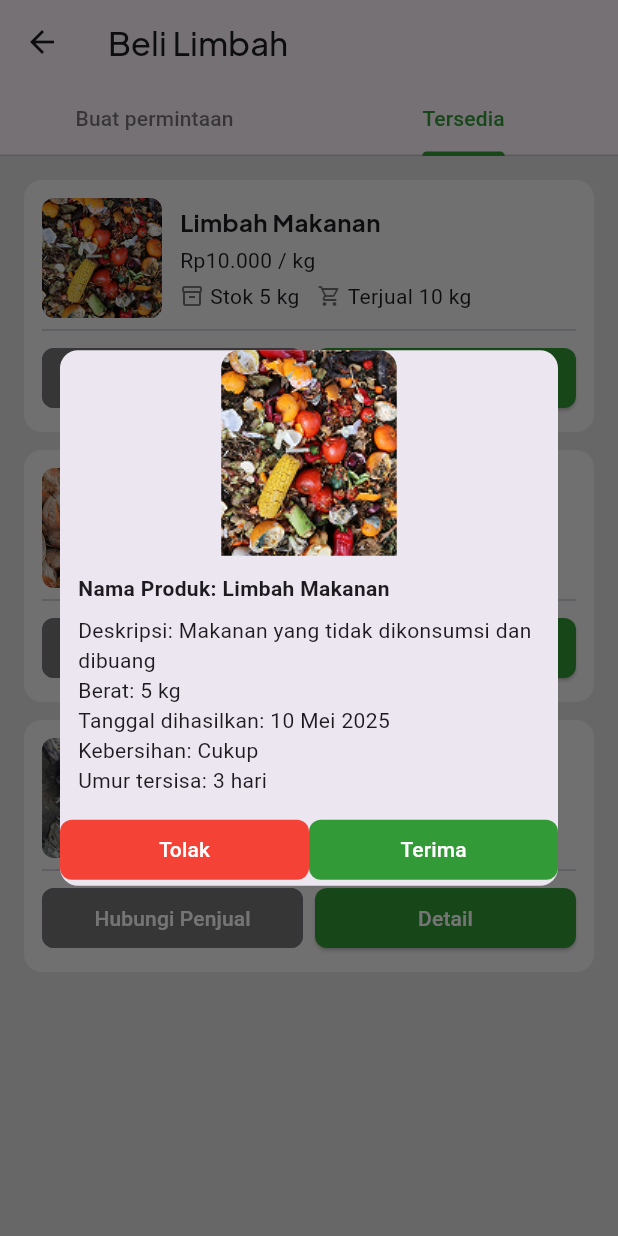
After one commit to vanillazee/wastent, a Flutter app: the BuyWastePage screen opened directly, tab 2 chosen, after a tap on "Detail", on a phone screen of 412 x 824 dp. The commit adds this screen. Run offline on Flutter 3.47's test engine with Material 3 defaults, Android fonts, the phone set to English and light mode, and no system bars; our stand-ins replace image_picker; Roboto replaces fonts that are missing (PLUSJAKARTASANS-LIGHT).

Commit message:
Tambah halaman beli limbah dan forum (forum belom diintegrasiin)

```diff
--- /dev/null
+++ b/lib/buy_waste_page.dart
@@ -0,0 +1,335 @@
+import 'package:flutter/material.dart';
+
+class BuyWastePage extends StatefulWidget {
+  const BuyWastePage({super.key});
+
+  @override
+  State<BuyWastePage> createState() => _BuyWastePageState();
+}
+
+class _BuyWastePageState extends State<BuyWastePage> with SingleTickerProviderStateMixin {
+  late TabController _tabController;
+  String? selectedCategory;
+
+  final List<String> categories = [
+    'Kategori_1',
+    'Kategori_2',
+    'Kategori_3',
+  ];
+
+  @override
+  void initState() {
+    super.initState();
+    _tabController = TabController(length: 2, vsync: this);
+  }
+
+  @override
+  Widget build(BuildContext context) {
+    final greenColor = const Color(0xFF329B37);
+    return Scaffold(
+      appBar: AppBar(
+        title: const Text(
+          'Beli Limbah',
+          style: TextStyle(fontFamily: 'PLUSJAKARTASANS'),
+        ),
+        leading: const BackButton(),
+        bottom: TabBar(
+          controller: _tabController,
+          labelColor: greenColor,
+          unselectedLabelColor: Colors.black54,
+          indicatorColor: greenColor,
+          tabs: const [
+            Tab(text: 'Buat permintaan'),
+            Tab(text: 'Tersedia'),
+          ],
+        ),
+      ),
+      body: TabBarView(
+        controller: _tabController,
+        children: [
+          // Tab Buat Permintaan
+          Container(
+            padding: const EdgeInsets.all(16),
+            color: Colors.grey[300],
+            child: ListView(
+              children: [
+                DropdownButtonFormField<String>(
+                  decoration: const InputDecoration(
+                    labelText: 'Kategori',
+                    filled: true,
+                    fillColor: Colors.white,
+                    border: OutlineInputBorder(),
+                    prefixIcon: Icon(Icons.list),
+                  ),
+                  value: selectedCategory,
+                  items: categories.map((String value) {
+                    return DropdownMenuItem<String>(
+                      value: value,
+                      child: Text(value),
+                    );
+                  }).toList(),
+                  onChanged: (value) {
+                    setState(() {
+                      selectedCategory = value;
+                    });
+                  },
+                ),
+                const SizedBox(height: 12),
+                _buildInputField('Jumlah Kebutuhan (dalam kg)'),
+                _buildInputField('Tujuan Penggunaan'),
+                _buildInputField('Lokasi Penerima'),
+                _buildInputField('Frekuensi Kebutuhan'),
+                _buildInputField('Kondisi'),
+                _buildInputField('Batas Waktu'),
+                _buildInputField('Catatan Tambahan', hint: 'Tulis Catatan'),
+                const SizedBox(height: 16),
+                ElevatedButton(
+                  onPressed: () {},
+                  style: ElevatedButton.styleFrom(
+                    backgroundColor: greenColor,
+                    shape: RoundedRectangleBorder(
+                      borderRadius: BorderRadius.circular(8),
+                    ),
+                  ),
+                  child: const Padding(
+                    padding: EdgeInsets.symmetric(vertical: 14),
+                    child: Text(
+                      'Ajukan Permintaan',
+                      style: TextStyle(
+                        fontWeight: FontWeight.bold,
+                        fontFamily: 'PLUSJAKARTASANS',
+                      ),
+                    ),
+                  ),
+                ),
+              ],
+            ),
+          ),
+
+          // Tab Tersedia
+          Container(
+            padding: const EdgeInsets.all(16),
+            color: Colors.grey[300],
+            child: ListView(
+              children: [
+                _buildAvailableCard(
+                  image: 'assets/images/LimbahMakanan.png',
+                  title: 'Limbah Makanan',
+                  price: 'Rp10.000 / kg',
+                  stock: 'Stok 5 kg',
+                  sold: 'Terjual 10 kg',
+                  detailInfo: {
+                    'Deskripsi': 'Makanan yang tidak dikonsumsi dan dibuang',
+                    'Berat': '5 kg',
+                    'Tanggal dihasilkan': '10 Mei 2025',
+                    'Kebersihan': 'Cukup',
+                    'Umur tersisa': '3 hari',
+                  },
+                ),
+                const SizedBox(height: 12),
+                _buildAvailableCard(
+                  image: 'assets/images/LimbahSerabutKelapa.png',
+                  title: 'Limbah Sabut Kelapa',
+                  price: 'Rp15.000 / kg',
+                  stock: 'Stok 7 kg',
+                  sold: 'Terjual 13 kg',
+                ),
+                const SizedBox(height: 12),
+                _buildAvailableCard(
+                  image: 'assets/images/LimbahAyamTiren.png',
+                  title: 'Limbah Ayam Tiren',
+                  price: 'Rp25.000 / kg',
+                  stock: 'Stok habis',
+                  sold: 'Terjual 20 kg',
+                ),
+              ],
+            ),
+          ),
+        ],
+      ),
+    );
+  }
+
+  Widget _buildInputField(String label, {String? hint}) {
+    return Padding(
+      padding: const EdgeInsets.only(bottom: 12),
+      child: TextField(
+        decoration: InputDecoration(
+          labelText: label,
+          hintText: hint,
+          filled: true,
+          fillColor: Colors.white,
+          border: const OutlineInputBorder(),
+        ),
+      ),
+    );
+  }
+
+  Widget _buildAvailableCard({
+    required String image,
+    required String title,
+    required String price,
+    required String stock,
+    required String sold,
+    Map<String, String>? detailInfo,
+  }) {
+    final greenColor = const Color(0xFF329B37);
+
+    return Container(
+      padding: const EdgeInsets.all(12),
+      decoration: BoxDecoration(
+        color: const Color(0xFFF5F5F5),
+        borderRadius: BorderRadius.circular(12),
+      ),
+      child: Column(
+        children: [
+          Row(
+            children: [
+              ClipRRect(
+                borderRadius: BorderRadius.circular(8),
+                child: Image.asset(
+                  image,
+                  width: 80,
+                  height: 80,
+                  fit: BoxFit.cover,
+                ),
+              ),
+              const SizedBox(width: 12),
+              Expanded(
+                child: Column(
+                  crossAxisAlignment: CrossAxisAlignment.start,
+                  children: [
+                    Text(
+                      title,
+                      style: const TextStyle(
+                        fontWeight: FontWeight.bold,
+                        fontFamily: 'PLUSJAKARTASANS',
+                        fontSize: 16,
+                      ),
+                    ),
+                    const SizedBox(height: 4),
+                    Text(price),
+                    const SizedBox(height: 4),
+                    Row(
+                      children: [
+                        const Icon(Icons.inventory_2_outlined, size: 16, color: Colors.black54),
+                        const SizedBox(width: 4),
+                        Text(stock),
+                        const SizedBox(width: 12),
+                        const Icon(Icons.shopping_cart_outlined, size: 16, color: Colors.black54),
+                        const SizedBox(width: 4),
+                        Text(sold),
+                      ],
+                    ),
+                  ],
+                ),
+              ),
+            ],
+          ),
+          const Divider(height: 16),
+          Row(
+            children: [
+              Expanded(
+                child: OutlinedButton(
+                  onPressed: () {},
+                  style: OutlinedButton.styleFrom(
+                    backgroundColor: Colors.grey[600],
+                    shape: RoundedRectangleBorder(
+                      borderRadius: BorderRadius.circular(8),
+                    ),
+                  ),
+                  child: const Text(
+                    'Hubungi Penjual',
+                    style: TextStyle(color: Colors.white),
+                  ),
+                ),
+              ),
+              const SizedBox(width: 8),
+              Expanded(
+                child: ElevatedButton(
+                  onPressed: detailInfo != null
+                      ? () => _showDetailModal(image, title, detailInfo)
+                      : () {},
+                  style: ElevatedButton.styleFrom(
+                    backgroundColor: greenColor,
+                    shape: RoundedRectangleBorder(
+                      borderRadius: BorderRadius.circular(8),
+                    ),
+                  ),
+                  child: const Text('Detail', style: TextStyle(color: Colors.white),),
+                ),
+              ),
+            ],
+          )
+        ],
+      ),
+    );
+  }
+
+  void _showDetailModal(String image, String title, Map<String, String> detailInfo) {
+    final greenColor = const Color(0xFF329B37);
+
+    showDialog(
+      context: context,
+      builder: (context) => AlertDialog(
+        contentPadding: EdgeInsets.zero,
+        content: Column(
+          mainAxisSize: MainAxisSize.min,
+          children: [
+            ClipRRect(
+              borderRadius: const BorderRadius.vertical(top: Radius.circular(12)),
+              child: Image.asset(image, fit: BoxFit.cover),
+            ),
+            Padding(
+              padding: const EdgeInsets.all(12),
+              child: Column(
+                crossAxisAlignment: CrossAxisAlignment.start,
+                children: [
+                  Text(
+                    'Nama Produk: $title',
+                    style: const TextStyle(fontWeight: FontWeight.bold),
+                  ),
+                  const SizedBox(height: 8),
+                  ...detailInfo.entries.map((e) => Text('${e.key}: ${e.value}')),
+                ],
+              ),
+            ),
+            Row(
+              children: [
+                Expanded(
+                  child: TextButton(
+                    onPressed: () => Navigator.pop(context),
+                    style: TextButton.styleFrom(
+                      backgroundColor: Colors.red,
+                      foregroundColor: Colors.white,
+                      shape: RoundedRectangleBorder(
+                        borderRadius: BorderRadius.circular(8),
+                      ),
+
+
+                    ),
+                    child: const Text('Tolak'),
+                  ),
+                ),
+                Expanded(
+                  child: TextButton(
+                    onPressed: () => Navigator.pop(context),
+                    style: TextButton.styleFrom(
+                      backgroundColor: greenColor,
+                      foregroundColor: Colors.white,
+                      shape: RoundedRectangleBorder(
+                        borderRadius: BorderRadius.circular(8),
+                      ),
+                    ),
+                    child: const Text('Terima'),
+                  ),
+                ),
+              ],
+            )
+          ],
+        ),
+        shape: RoundedRectangleBorder(borderRadius: BorderRadius.circular(12)),
+      ),
+    );
+  }
+}
```
Also changed, not shown: lib/forum_page.dart (added, +150 -0 lines), lib/main.dart (+11 -6 lines).
